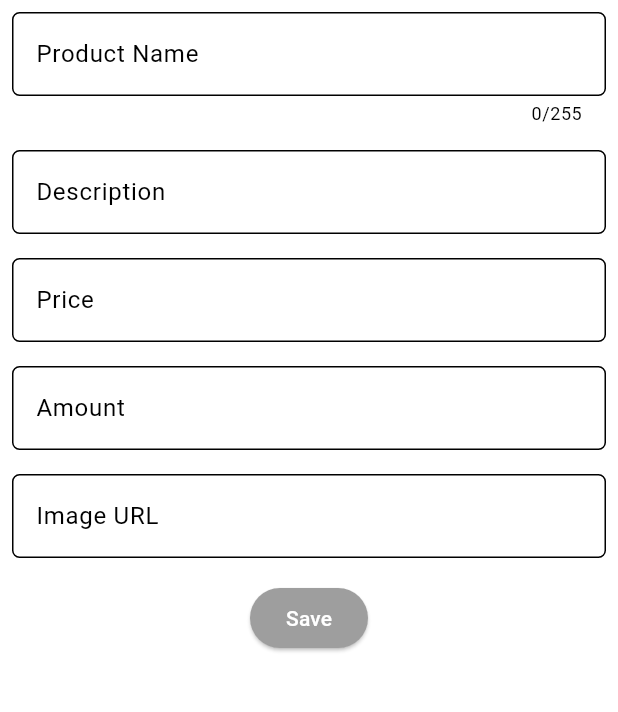
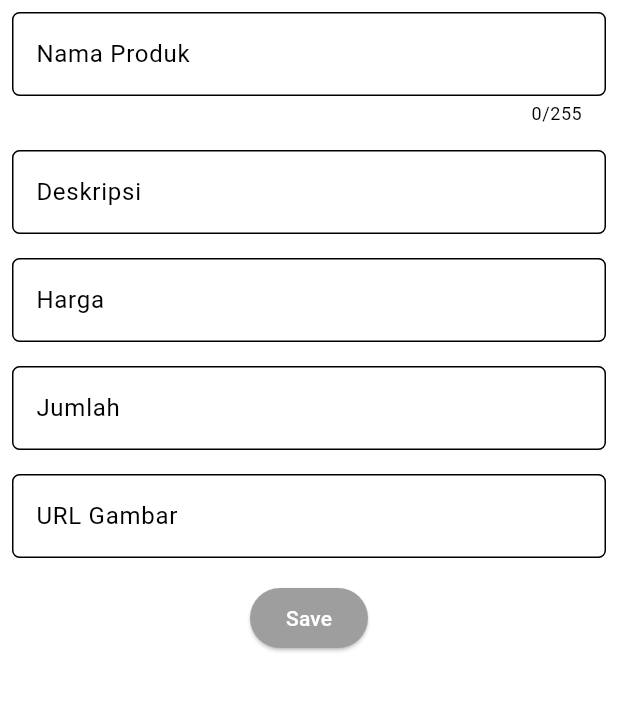
Before and after one commit to rizqyazzahra/zalohra-mobile, a Flutter app: the ProductEntryFormPage screen opened directly, on a phone screen of 412 x 824 dp, the part 84-796 px from its top. Run offline on Flutter 3.47's test engine with Material 3 defaults, Android fonts, the phone set to English and light mode, and no system bars.

Commit message:
update label elemen input

```diff
--- a/lib/screens/productentry_form.dart
+++ b/lib/screens/productentry_form.dart
@@ -40,8 +40,8 @@ class _ProductEntryFormPageState extends State<ProductEntryFormPage> {
                 padding: const EdgeInsets.all(8.0),
                 child: TextFormField(
                   decoration: InputDecoration(
-                    hintText: "Product Name",
-                    labelText: "Product Name",
+                    hintText: "Nama Produk",
+                    labelText: "Nama Produk",
                     border: OutlineInputBorder(
                       borderRadius: BorderRadius.circular(5.0),
                     ),
@@ -54,10 +54,10 @@ class _ProductEntryFormPageState extends State<ProductEntryFormPage> {
                   },
                   validator: (String? value) {
                     if (value == null || value.isEmpty) {
-                      return "Product name tidak boleh kosong!";
+                      return "Nama Produk tidak boleh kosong!";
                     }
                     if (value.length > 255) {
-                      return "Product name tidak boleh lebih dari 255 karakter!";
+                      return "Nama Produk tidak boleh lebih dari 255 karakter!";
                     }
                     return null;
                   },
@@ -67,8 +67,8 @@ class _ProductEntryFormPageState extends State<ProductEntryFormPage> {
                 padding: const EdgeInsets.all(8.0),
                 child: TextFormField(
                   decoration: InputDecoration(
-                    hintText: "Description",
-                    labelText: "Description",
+                    hintText: "Deskripsi",
+                    labelText: "Deskripsi",
                     border: OutlineInputBorder(
                       borderRadius: BorderRadius.circular(5.0),
                     ),
@@ -80,7 +80,7 @@ class _ProductEntryFormPageState extends State<ProductEntryFormPage> {
                   },
                   validator: (String? value) {
                     if (value == null || value.isEmpty) {
-                      return "Description tidak boleh kosong!";
+                      return "Deskripsi tidak boleh kosong!";
                     }
                     return null;
                   },
@@ -90,8 +90,8 @@ class _ProductEntryFormPageState extends State<ProductEntryFormPage> {
                 padding: const EdgeInsets.all(8.0),
                 child: TextFormField(
                   decoration: InputDecoration(
-                    hintText: "Price",
-                    labelText: "Price",
+                    hintText: "Harga",
+                    labelText: "Harga",
                     border: OutlineInputBorder(
                       borderRadius: BorderRadius.circular(5.0),
                     ),
@@ -103,16 +103,16 @@ class _ProductEntryFormPageState extends State<ProductEntryFormPage> {
                   },
                   validator: (String? value) {
                     if (value == null || value.isEmpty) {
-                      return "Price tidak boleh kosong!";
+                      return "Harga tidak boleh kosong!";
                     }
                     if (int.tryParse(value) == null) {
-                      return "Price harus berupa angka!";
+                      return "Harga harus berupa angka!";
                     }
                     if (_price < 0) {
-                      return "Price tidak boleh negatif!";
+                      return "Harga tidak boleh negatif!";
                     }
                     if (_price == 0) {
-                      return "Price tidak boleh nol!";
+                      return "Harga tidak boleh nol!";
                     }
                     return null;
                   },
@@ -122,8 +122,8 @@ class _ProductEntryFormPageState extends State<ProductEntryFormPage> {
                 padding: const EdgeInsets.all(8.0),
                 child: TextFormField(
                   decoration: InputDecoration(
-                    hintText: "Amount",
-                    labelText: "Amount",
+                    hintText: "Jumlah",
+                    labelText: "Jumlah",
                     border: OutlineInputBorder(
                       borderRadius: BorderRadius.circular(5.0),
                     ),
@@ -135,16 +135,16 @@ class _ProductEntryFormPageState extends State<ProductEntryFormPage> {
                   },
                   validator: (String? value) {
                     if (value == null || value.isEmpty) {
-                      return "Amount tidak boleh kosong!";
+                      return "Jumlah tidak boleh kosong!";
                     }
                     if (int.tryParse(value) == null) {
-                      return "Amount harus berupa angka!";
+                      return "Jumlah harus berupa angka!";
                     }
                     if (_amount < 0) {
-                      return "Amount tidak boleh negatif!";
+                      return "Jumlah tidak boleh negatif!";
                     }
                     if (_amount == 0) {
-                      return "Amount tidak boleh nol!";
+                      return "Jumlah tidak boleh nol!";
                     }
                     return null;
                   },
@@ -154,8 +154,8 @@ class _ProductEntryFormPageState extends State<ProductEntryFormPage> {
                 padding: const EdgeInsets.all(8.0),
                 child: TextFormField(
                   decoration: InputDecoration(
-                    hintText: "Image URL",
-                    labelText: "Image URL",
+                    hintText: "URL Gambar",
+                    labelText: "URL Gambar",
                     border: OutlineInputBorder(
                       borderRadius: BorderRadius.circular(5.0),
                     ),
@@ -168,7 +168,7 @@ class _ProductEntryFormPageState extends State<ProductEntryFormPage> {
                   },
                   validator: (String? value) {
                     if (value == null || value.isEmpty) {
-                      return "Image URL tidak boleh kosong!";
+                      return "URL Gambar tidak boleh kosong!";
                     }
                     final uri = Uri.tryParse(value);
                     if (uri == null || !uri.isAbsolute) {
@@ -198,11 +198,11 @@ class _ProductEntryFormPageState extends State<ProductEntryFormPage> {
                                 child: Column(
                                   crossAxisAlignment: CrossAxisAlignment.start,
                                   children: [
-                                    Text('Product Name: $_productName'),
-                                    Text('Description: $_description'),
-                                    Text('Price: $_price'),
-                                    Text('Amount: $_amount'),
-                                    Text('Image URL: $_imageUrl')
+                                    Text('Nama Produk: $_productName'),
+                                    Text('Deskripsi: $_description'),
+                                    Text('Harga: $_price'),
+                                    Text('Jumlah: $_amount'),
+                                    Text('URL Gambar: $_imageUrl')
                                   ],
                                 ),
                               ),
```
